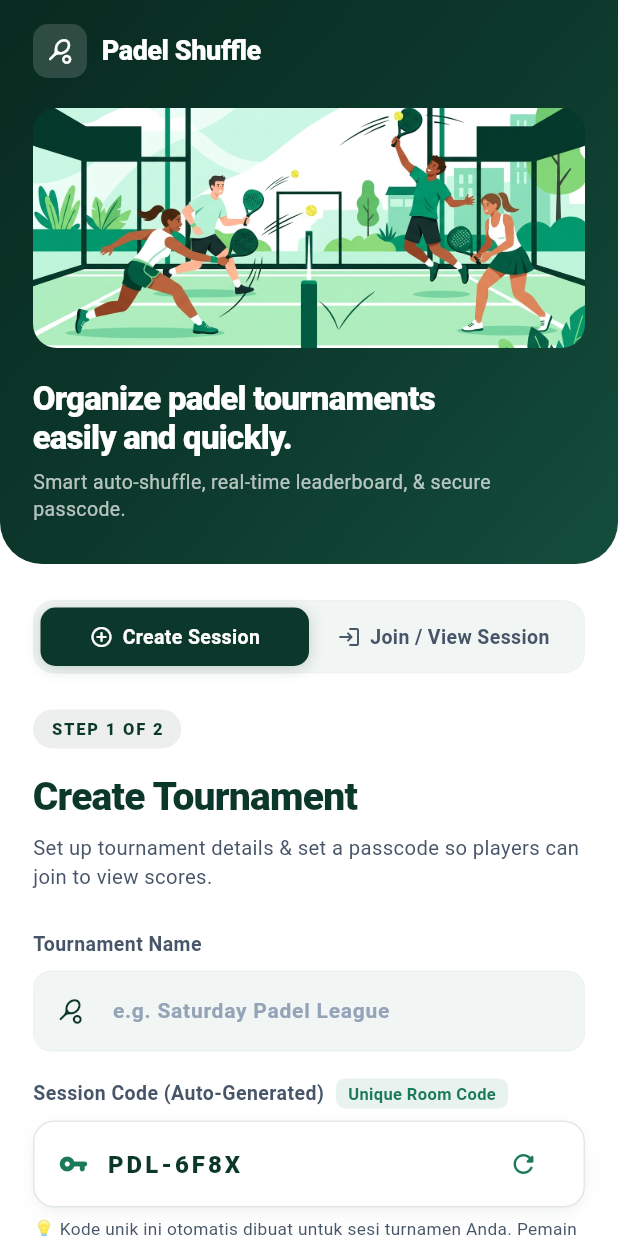
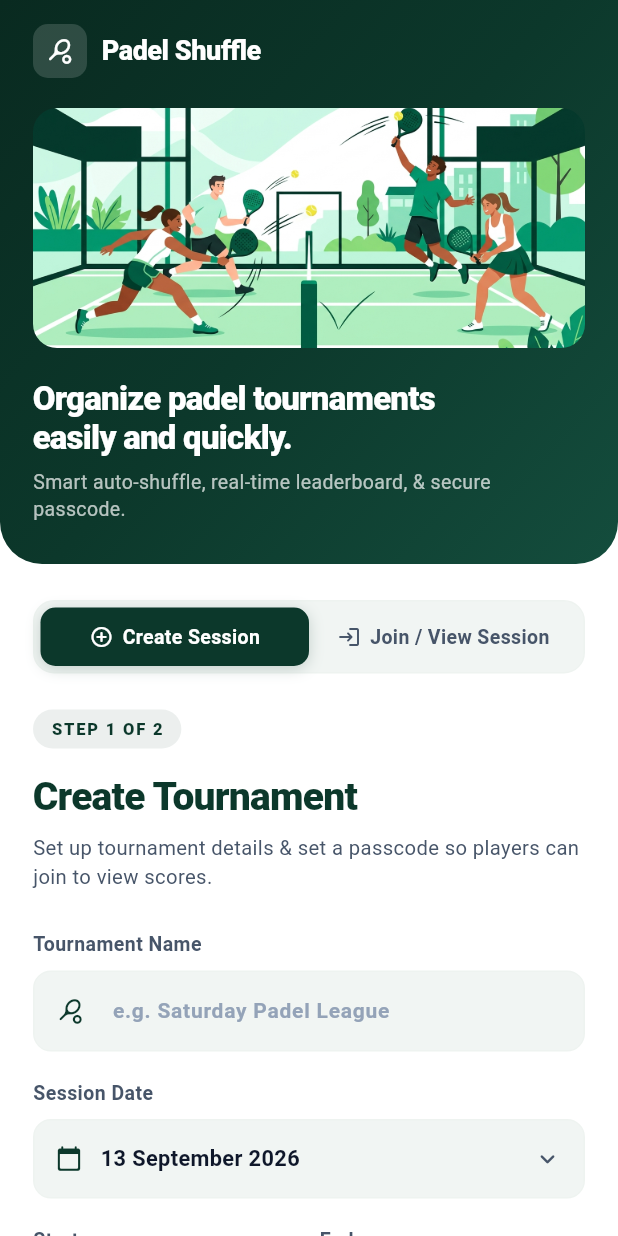
Before and after one commit to prabowows/ShufflePadel, a Flutter app: the screen it shows after launch, on a phone screen of 412 x 824 dp. Run offline on Flutter 3.47's test engine with Material 3 defaults, Android fonts, the phone set to English and light mode, and no system bars; our stand-ins replace cloud_firestore, firebase_core, shared_preferences; accounts and stored records are empty.

Commit message:
refactor: auto-generate session code silently and hide code input from create form

```diff
--- a/lib/screens/create_tournament_screen.dart
+++ b/lib/screens/create_tournament_screen.dart
@@ -25,7 +25,6 @@ class _CreateTournamentScreenState extends State<CreateTournamentScreen> {
   late TextEditingController _dateController;
   late TextEditingController _startController;
   late TextEditingController _endController;
-  late TextEditingController _passcodeController;
 
   // Join form controllers
   late TextEditingController _joinDateController;
@@ -61,7 +60,6 @@ class _CreateTournamentScreenState extends State<CreateTournamentScreen> {
     _dateController = TextEditingController(text: initialDate);
     _startController = TextEditingController(text: widget.state.session.timeStart);
     _endController = TextEditingController(text: widget.state.session.timeEnd);
-    _passcodeController = TextEditingController(text: initialPasscode);
 
     _joinDateController = TextEditingController(text: defaultDate);
     _joinPasscodeController = TextEditingController();
@@ -84,7 +82,6 @@ class _CreateTournamentScreenState extends State<CreateTournamentScreen> {
     _dateController.dispose();
     _startController.dispose();
     _endController.dispose();
-    _passcodeController.dispose();
     _joinDateController.dispose();
     _joinPasscodeController.dispose();
     super.dispose();
@@ -95,7 +92,9 @@ class _CreateTournamentScreenState extends State<CreateTournamentScreen> {
     widget.state.session.date = _dateController.text;
     widget.state.session.timeStart = _startController.text;
     widget.state.session.timeEnd = _endController.text;
-    widget.state.session.passcode = _passcodeController.text.trim();
+    if (widget.state.session.passcode.trim().isEmpty) {
+      widget.state.session.passcode = generateUniqueCode();
+    }
   }
 
   Future<void> _pickDate({bool isJoin = false}) async {
@@ -168,7 +167,6 @@ class _CreateTournamentScreenState extends State<CreateTournamentScreen> {
   @override
   Widget build(BuildContext context) {
     final canContinue = _nameController.text.trim().isNotEmpty &&
-        _passcodeController.text.trim().isNotEmpty &&
         _dateController.text.trim().isNotEmpty;
     final screenWidth = MediaQuery.of(context).size.width;
 
@@ -610,78 +608,6 @@ class _CreateTournamentScreenState extends State<CreateTournamentScreen> {
             _syncState();
             setState(() {});
           },
-        ),
-        const SizedBox(height: 18),
-
-        // Session Passcode / Unique Code
-        Wrap(
-          alignment: WrapAlignment.spaceBetween,
-          crossAxisAlignment: WrapCrossAlignment.center,
-          spacing: 8,
-          runSpacing: 4,
-          children: [
-            _buildLabel("Session Code (Auto-Generated)"),
-            Container(
-              padding: const EdgeInsets.symmetric(horizontal: 8, vertical: 2),
-              decoration: BoxDecoration(
-                color: AppColors.emerald.withValues(alpha: 0.1),
-                borderRadius: BorderRadius.circular(6),
-              ),
-              child: const Text(
-                "Unique Room Code",
-                style: TextStyle(fontSize: 11, color: AppColors.emerald, fontWeight: FontWeight.w700),
-              ),
-            ),
-          ],
-        ),
-        const SizedBox(height: 8),
-        Container(
-          padding: const EdgeInsets.symmetric(horizontal: 16, vertical: 4),
-          decoration: AppDecorations.cleanWhiteCard(borderRadius: 14),
-          child: Row(
-            children: [
-              const Icon(Icons.vpn_key_rounded, color: AppColors.emerald, size: 20),
-              const SizedBox(width: 12),
-              Expanded(
-                child: TextField(
-                  controller: _passcodeController,
-                  textCapitalization: TextCapitalization.characters,
-                  style: const TextStyle(
-                    fontSize: 16,
-                    fontWeight: FontWeight.w900,
-                    letterSpacing: 2,
-                    color: AppColors.darkGreen,
-                  ),
-                  decoration: const InputDecoration(
-                    border: InputBorder.none,
-                    hintText: "PDL-XXXX",
-                  ),
-                  onChanged: (val) {
-                    _syncState();
-                    setState(() {});
-                  },
-                ),
-              ),
-              IconButton(
-                onPressed: () {
-                  final newCode = generateUniqueCode();
-                  _passcodeController.text = newCode;
-                  _syncState();
-                  setState(() {});
-                },
-                tooltip: "Buat Kode Baru",
-                icon: const Icon(Icons.refresh_rounded, color: AppColors.emerald, size: 20),
-              ),
-            ],
-          ),
-        ),
-        const SizedBox(height: 6),
-        const Text(
-          "💡 Kode unik ini otomatis dibuat untuk sesi turnamen Anda. Pemain cukup memasukkan kode ini untuk bergabung.",
-          style: TextStyle(
-            fontSize: 11.5,
-            color: AppColors.textSecondary,
-          ),
         ),
         const SizedBox(height: 18),
 
--- a/lib/state/app_state.dart
+++ b/lib/state/app_state.dart
@@ -408,6 +408,12 @@ class AppState extends ChangeNotifier {
   // Tournament setup flow
   void startTournament() {
     session.name = session.name.trim().isEmpty ? "Padel Session" : session.name.trim();
+    if (session.passcode.trim().isEmpty) {
+      const chars = 'ABCDEFGHJKLMNPQRSTUVWXYZ23456789';
+      final rand = Random();
+      final part = List.generate(4, (_) => chars[rand.nextInt(chars.length)]).join();
+      session.passcode = 'PDL-$part';
+    }
     setupStep = "roster";
     saveCurrentSessionToStorage();
     notifyListeners();
```
